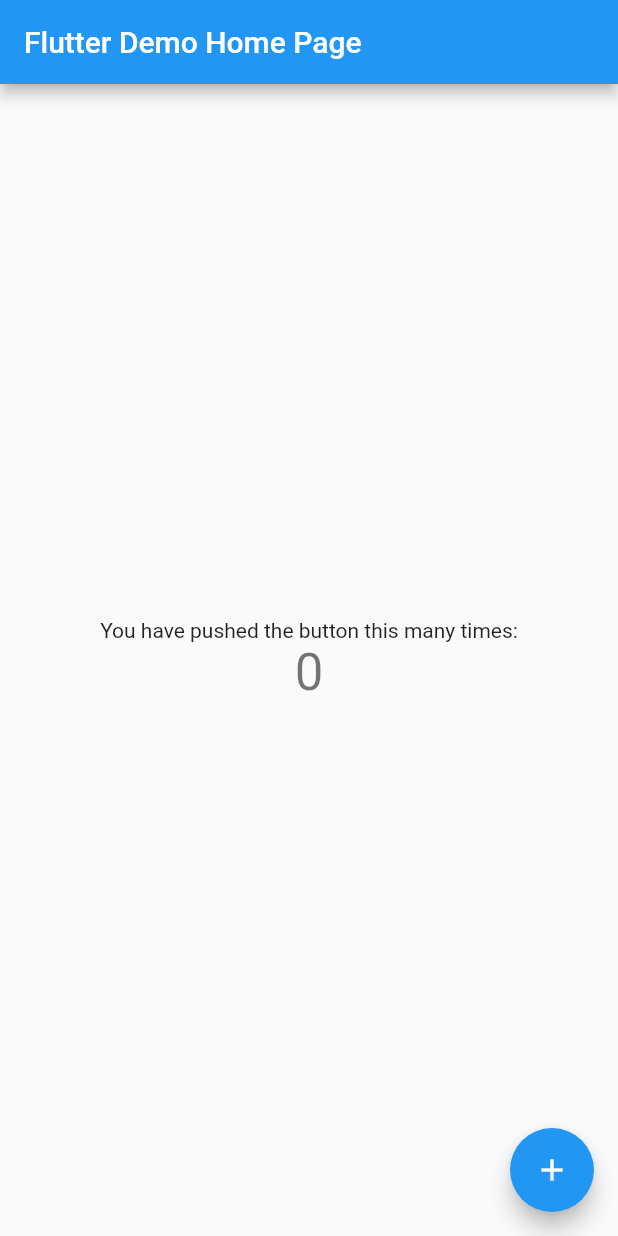
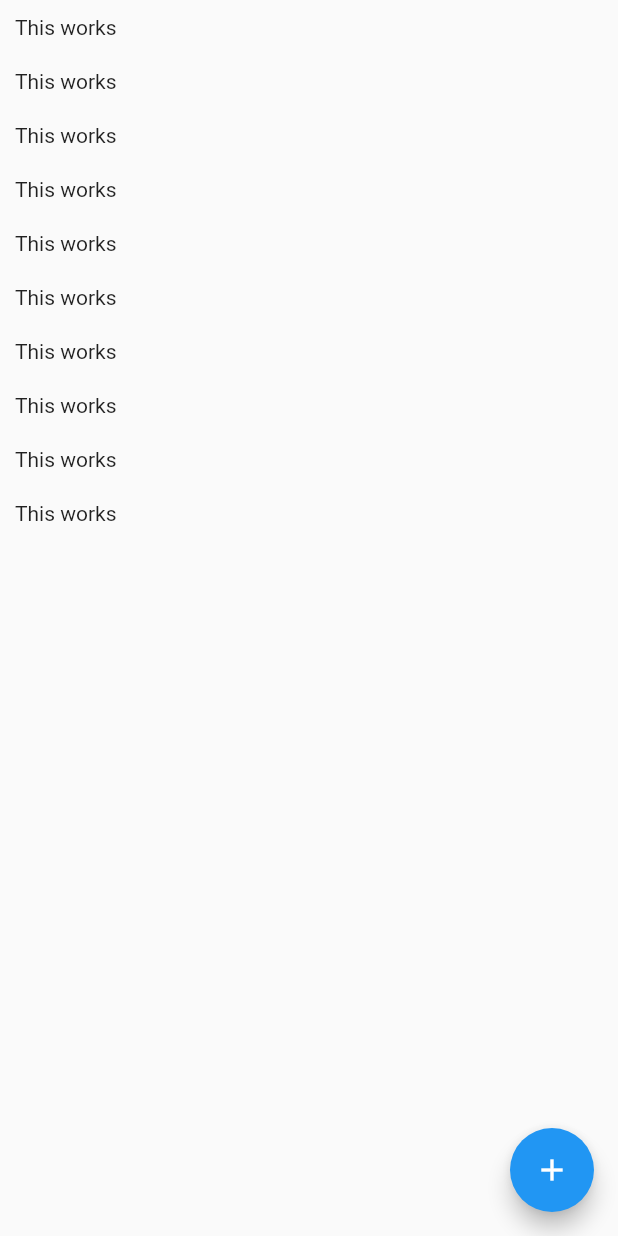
Before and after one commit to farvic/chat_app, a Flutter app: the screen it shows after launch, on a phone screen of 412 x 824 dp. Run offline on Flutter 3.47's test engine with Material 2 defaults, Android fonts, the phone set to English and light mode, and no system bars; our stand-ins replace cloud_firestore; accounts and stored records are empty.

Commit message:
Firebase integration was implemented

```diff
--- a/lib/main.dart
+++ b/lib/main.dart
@@ -1,117 +1,22 @@
 import 'package:flutter/material.dart';
+
+import './screens/chat_screen.dart';
 
 void main() {
   runApp(MyApp());
 }
 
 class MyApp extends StatelessWidget {
-  // This widget is the root of your application.
+
   @override
   Widget build(BuildContext context) {
     return MaterialApp(
-      title: 'Flutter Demo',
+      title: 'Flutter Chat',
       theme: ThemeData(
-        // This is the theme of your application.
-        //
-        // Try running your application with "flutter run". You'll see the
-        // application has a blue toolbar. Then, without quitting the app, try
-        // changing the primarySwatch below to Colors.green and then invoke
-        // "hot reload" (press "r" in the console where you ran "flutter run",
-        // or simply save your changes to "hot reload" in a Flutter IDE).
-        // Notice that the counter didn't reset back to zero; the application
-        // is not restarted.
         primarySwatch: Colors.blue,
-        // This makes the visual density adapt to the platform that you run
-        // the app on. For desktop platforms, the controls will be smaller and
-        // closer together (more dense) than on mobile platforms.
         visualDensity: VisualDensity.adaptivePlatformDensity,
       ),
-      home: MyHomePage(title: 'Flutter Demo Home Page'),
+      home: ChatScreen(),
     );
   }
 }
-
-class MyHomePage extends StatefulWidget {
-  MyHomePage({Key key, this.title}) : super(key: key);
-
-  // This widget is the home page of your application. It is stateful, meaning
-  // that it has a State object (defined below) that contains fields that affect
-  // how it looks.
-
-  // This class is the configuration for the state. It holds the values (in this
-  // case the title) provided by the parent (in this case the App widget) and
-  // used by the build method of the State. Fields in a Widget subclass are
-  // always marked "final".
-
-  final String title;
-
-  @override
-  _MyHomePageState createState() => _MyHomePageState();
-}
-
-class _MyHomePageState extends State<MyHomePage> {
-  int _counter = 0;
-
-  void _incrementCounter() {
-    setState(() {
-      // This call to setState tells the Flutter framework that something has
-      // changed in this State, which causes it to rerun the build method below
-      // so that the display can reflect the updated values. If we changed
-      // _counter without calling setState(), then the build method would not be
-      // called again, and so nothing would appear to happen.
-      _counter++;
-    });
-  }
-
-  @override
-  Widget build(BuildContext context) {
-    // This method is rerun every time setState is called, for instance as done
-    // by the _incrementCounter method above.
-    //
-    // The Flutter framework has been optimized to make rerunning build methods
-    // fast, so that you can just rebuild anything that needs updating rather
-    // than having to individually change instances of widgets.
-    return Scaffold(
-      appBar: AppBar(
-        // Here we take the value from the MyHomePage object that was created by
-        // the App.build method, and use it to set our appbar title.
-        title: Text(widget.title),
-      ),
-      body: Center(
-        // Center is a layout widget. It takes a single child and positions it
-        // in the middle of the parent.
-        child: Column(
-          // Column is also a layout widget. It takes a list of children and
-          // arranges them vertically. By default, it sizes itself to fit its
-          // children horizontally, and tries to be as tall as its parent.
-          //
-          // Invoke "debug painting" (press "p" in the console, choose the
-          // "Toggle Debug Paint" action from the Flutter Inspector in Android
-          // Studio, or the "Toggle Debug Paint" command in Visual Studio Code)
-          // to see the wireframe for each widget.
-          //
-          // Column has various properties to control how it sizes itself and
-          // how it positions its children. Here we use mainAxisAlignment to
-          // center the children vertically; the main axis here is the vertical
-          // axis because Columns are vertical (the cross axis would be
-          // horizontal).
-          mainAxisAlignment: MainAxisAlignment.center,
-          children: <Widget>[
-            Text(
-              'You have pushed the button this many times:',
-            ),
-            Text(
-              '$_counter',
-              style: Theme.of(context).textTheme.headline4,
-            ),
-          ],
-        ),
-      ),
-      floatingActionButton: FloatingActionButton(
-        onPressed: _incrementCounter,
-        tooltip: 'Increment',
-        child: Icon(Icons.add),
-      ), // This trailing comma makes auto-formatting nicer for build methods.
-    );
-  }
-}
--- /dev/null
+++ b/lib/screens/chat_screen.dart
@@ -0,0 +1,32 @@
+import 'package:flutter/material.dart';
+import 'package:cloud_firestore/cloud_firestore.dart';
+
+class ChatScreen extends StatelessWidget {
+  @override
+  Widget build(BuildContext context) {
+    return Scaffold(
+      body: ListView.builder(
+        itemCount: 10,
+        itemBuilder: (ctx, index) => Container(
+          padding: EdgeInsets.all(10),
+          child: Text('This works'),
+        ),
+      ),
+      floatingActionButton: FloatingActionButton(
+        child: Icon(Icons.add),
+        onPressed: () {
+          Firestore.instance
+              .collection('chats/v66RcPC8aUSwlwNreLkh/messages')
+              .snapshots()
+              .listen(
+            (data) {
+              data.documents.forEach((document) {
+                print(document['text']);
+              });
+            },
+          );
+        },
+      ),
+    );
+  }
+}
--- a/pubspec.yaml
+++ b/pubspec.yaml
@@ -23,6 +23,7 @@ environment:
 dependencies:
   flutter:
     sdk: flutter
+  cloud_firestore: ^0.13.6
 
 
   # The following adds the Cupertino Icons font to your application.
```
Also changed, not shown: lib/screens/auth_screen.dart (added), pubspec.lock, 3 other files.
